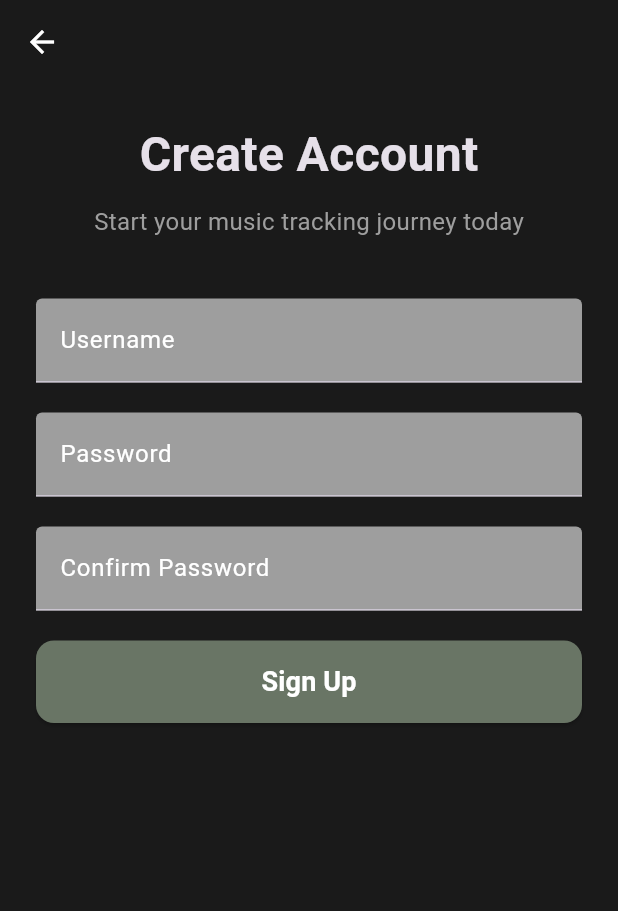
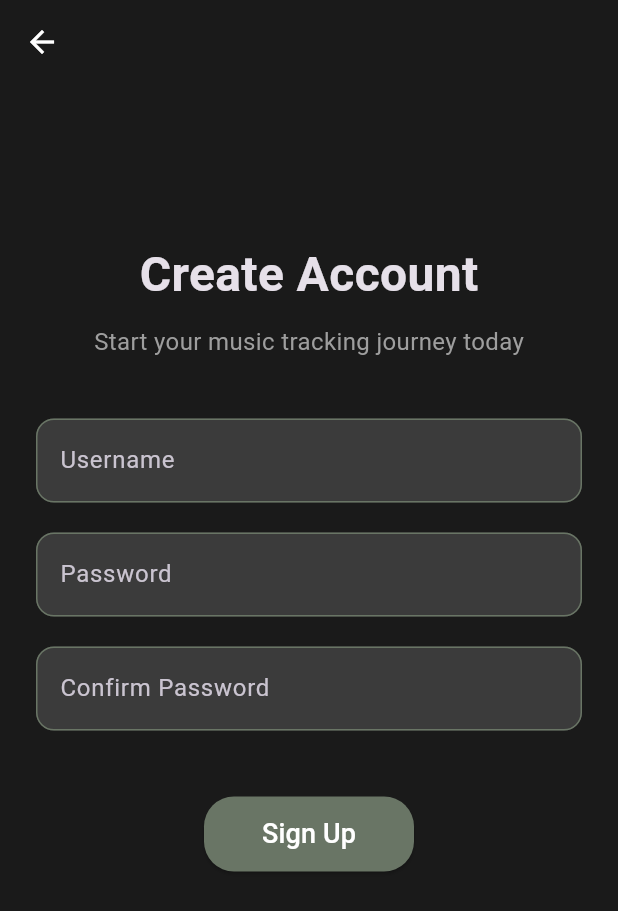
Before and after one commit to mariaR5/music-dashboard, a Flutter app: the RegisterPage screen opened directly, on a phone screen of 412 x 824 dp. Shown: the top 911 px of the screen. Run offline on Flutter 3.47's test engine with Material 3 defaults, Android fonts, the phone set to English and light mode, and no system bars; our stand-ins replace flutter_dotenv, flutter_secure_storage; missing offline and left inert: flutter_notification_listener; accounts and stored records are empty.

Commit message:
Modify Login and Register Page UI

```diff
--- a/lib/pages/register_page.dart
+++ b/lib/pages/register_page.dart
@@ -80,6 +80,9 @@ class _RegisterPageState extends State<RegisterPage> {
 
   @override
   Widget build(BuildContext context) {
+    const sageGreen = Color(0xFF697565);
+    const greyAccent = Color(0xFF3B3B3B);
+
     return Scaffold(
       backgroundColor: const Color(0xFF1A1A1A),
       appBar: AppBar(
@@ -95,6 +98,7 @@ class _RegisterPageState extends State<RegisterPage> {
           child: Column(
             mainAxisAlignment: MainAxisAlignment.center,
             children: [
+              const SizedBox(height: 80),
               const Text(
                 'Create Account',
                 style: TextStyle(fontSize: 32, fontWeight: FontWeight.bold),
@@ -109,11 +113,23 @@ class _RegisterPageState extends State<RegisterPage> {
               // Username
               TextField(
                 controller: _usernameController,
+                cursorColor: Colors.grey,
                 decoration: InputDecoration(
-                  labelText: 'Username',
-                  labelStyle: const TextStyle(color: Colors.white),
+                  labelText: "Username",
+                  floatingLabelStyle: TextStyle(color: Colors.white),
                   filled: true,
-                  fillColor: Colors.grey,
+                  fillColor: greyAccent,
+                  border: OutlineInputBorder(
+                    borderRadius: BorderRadius.circular(12),
+                  ),
+                  enabledBorder: OutlineInputBorder(
+                    borderRadius: BorderRadius.circular(12),
+                    borderSide: const BorderSide(color: sageGreen),
+                  ),
+                  focusedBorder: OutlineInputBorder(
+                    borderRadius: BorderRadius.circular(12),
+                    borderSide: const BorderSide(color: sageGreen),
+                  ),
                 ),
               ),
               const SizedBox(height: 20),
@@ -121,12 +137,24 @@ class _RegisterPageState extends State<RegisterPage> {
               // Password
               TextField(
                 controller: _passwordController,
+                cursorColor: Colors.grey,
                 obscureText: true,
                 decoration: InputDecoration(
-                  labelText: 'Password',
-                  labelStyle: const TextStyle(color: Colors.white),
+                  labelText: "Password",
+                  floatingLabelStyle: TextStyle(color: Colors.white),
                   filled: true,
-                  fillColor: Colors.grey,
+                  fillColor: greyAccent,
+                  border: OutlineInputBorder(
+                    borderRadius: BorderRadius.circular(12),
+                  ),
+                  enabledBorder: OutlineInputBorder(
+                    borderRadius: BorderRadius.circular(12),
+                    borderSide: const BorderSide(color: sageGreen),
+                  ),
+                  focusedBorder: OutlineInputBorder(
+                    borderRadius: BorderRadius.circular(12),
+                    borderSide: const BorderSide(color: sageGreen),
+                  ),
                 ),
               ),
               const SizedBox(height: 20),
@@ -134,12 +162,24 @@ class _RegisterPageState extends State<RegisterPage> {
               // Confirm password
               TextField(
                 controller: _confirmController,
+                cursorColor: Colors.grey,
                 obscureText: true,
                 decoration: InputDecoration(
-                  labelText: 'Confirm Password',
-                  labelStyle: const TextStyle(color: Colors.white),
+                  labelText: "Confirm Password",
+                  floatingLabelStyle: TextStyle(color: Colors.white),
                   filled: true,
-                  fillColor: Colors.grey,
+                  fillColor: greyAccent,
+                  border: OutlineInputBorder(
+                    borderRadius: BorderRadius.circular(12),
+                  ),
+                  enabledBorder: OutlineInputBorder(
+                    borderRadius: BorderRadius.circular(12),
+                    borderSide: const BorderSide(color: sageGreen),
+                  ),
+                  focusedBorder: OutlineInputBorder(
+                    borderRadius: BorderRadius.circular(12),
+                    borderSide: const BorderSide(color: sageGreen),
+                  ),
                 ),
               ),
               const SizedBox(height: 20),
@@ -155,15 +195,16 @@ class _RegisterPageState extends State<RegisterPage> {
                 ),
 
               // Register button
+              const SizedBox(height: 24),
               SizedBox(
-                width: double.infinity,
-                height: 55,
+                width: 140,
+                height: 50,
                 child: ElevatedButton(
                   onPressed: _isLoading ? null : _register,
                   style: ElevatedButton.styleFrom(
-                    backgroundColor: const Color(0xFF697565),
+                    backgroundColor: sageGreen,
                     shape: RoundedRectangleBorder(
-                      borderRadius: BorderRadiusGeometry.circular(12),
+                      borderRadius: BorderRadiusGeometry.circular(20),
                     ),
                   ),
                   child: _isLoading
@@ -174,11 +215,7 @@ class _RegisterPageState extends State<RegisterPage> {
                         )
                       : const Text(
                           'Sign Up',
-                          style: TextStyle(
-                            color: Colors.white,
-                            fontSize: 18,
-                            fontWeight: FontWeight.bold,
-                          ),
+                          style: TextStyle(color: Colors.white, fontSize: 18),
                         ),
                 ),
               ),
```
Also changed, not shown: lib/pages/login_page.dart (+71 -14 lines).
